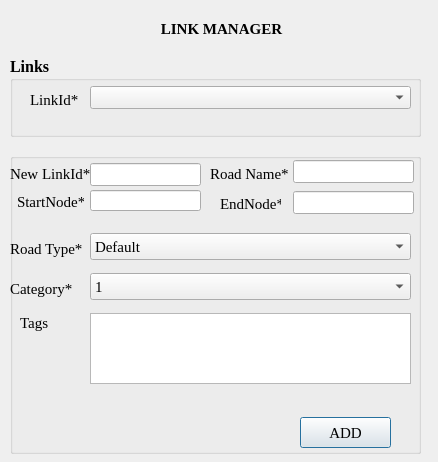
The window that ui_linkmanager.ui (chaitanyamalaviya/Trafficera) describes before a commit, drawn with Qt 5.
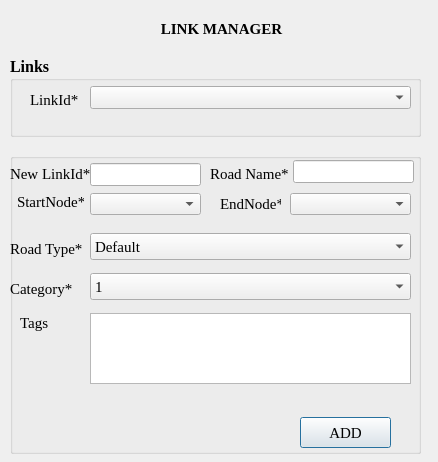
The same window after the commit.

Patch:
```diff
--- a/ui_linkmanager.ui
+++ b/ui_linkmanager.ui
@@ -159,22 +159,6 @@
      </rect>
     </property>
    </widget>
-   <widget class="QLineEdit" name="startNode">
-    <property name="geometry">
-     <rect>
-      <x>80</x>
-      <y>37</y>
-      <width>111</width>
-      <height>21</height>
-     </rect>
-    </property>
-    <property name="font">
-     <font>
-      <family>Times New Roman</family>
-      <pointsize>11</pointsize>
-     </font>
-    </property>
-   </widget>
    <widget class="QLabel" name="startNodeLabel">
     <property name="geometry">
      <rect>
@@ -213,22 +197,6 @@
      <string>EndNode*</string>
     </property>
    </widget>
-   <widget class="QLineEdit" name="endNode">
-    <property name="geometry">
-     <rect>
-      <x>283</x>
-      <y>38</y>
-      <width>121</width>
-      <height>23</height>
-     </rect>
-    </property>
-    <property name="font">
-     <font>
-      <family>Times New Roman</family>
-      <pointsize>11</pointsize>
-     </font>
-    </property>
-   </widget>
    <widget class="QLineEdit" name="id">
     <property name="geometry">
      <rect>
@@ -364,6 +332,26 @@
      </property>
     </item>
    </widget>
+   <widget class="QComboBox" name="startNode">
+    <property name="geometry">
+     <rect>
+      <x>80</x>
+      <y>40</y>
+      <width>111</width>
+      <height>22</height>
+     </rect>
+    </property>
+   </widget>
+   <widget class="QComboBox" name="endNode">
+    <property name="geometry">
+     <rect>
+      <x>280</x>
+      <y>40</y>
+      <width>121</width>
+      <height>22</height>
+     </rect>
+    </property>
+   </widget>
   </widget>
   <widget class="QLabel" name="titleLabel">
    <property name="geometry">
```
